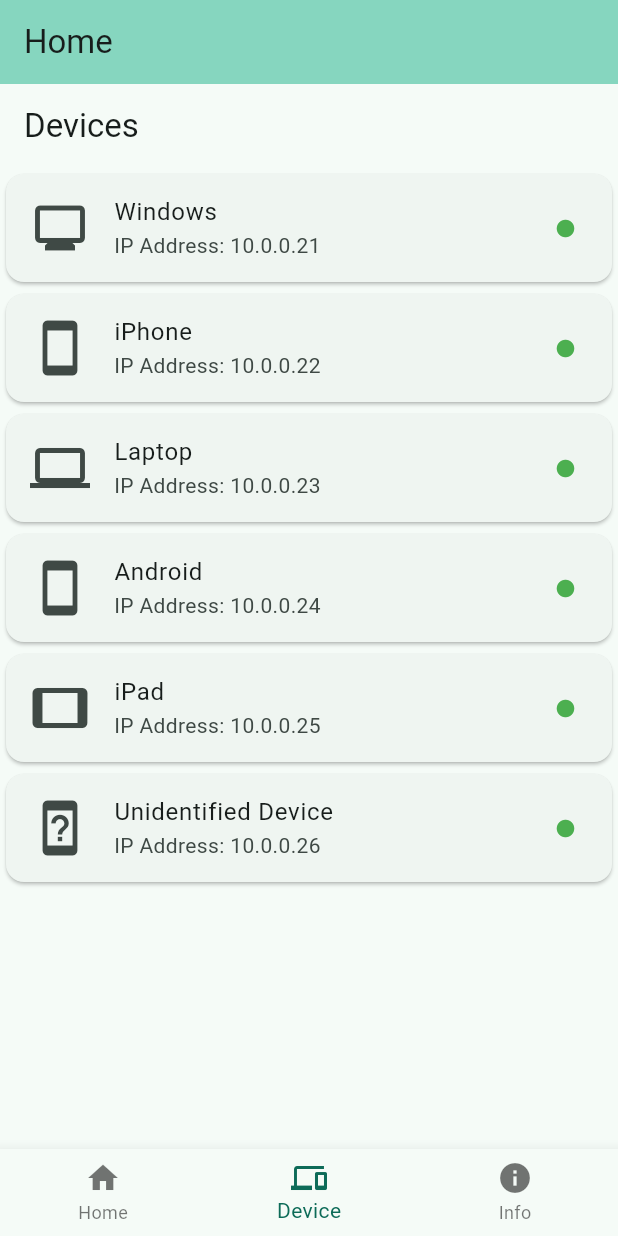
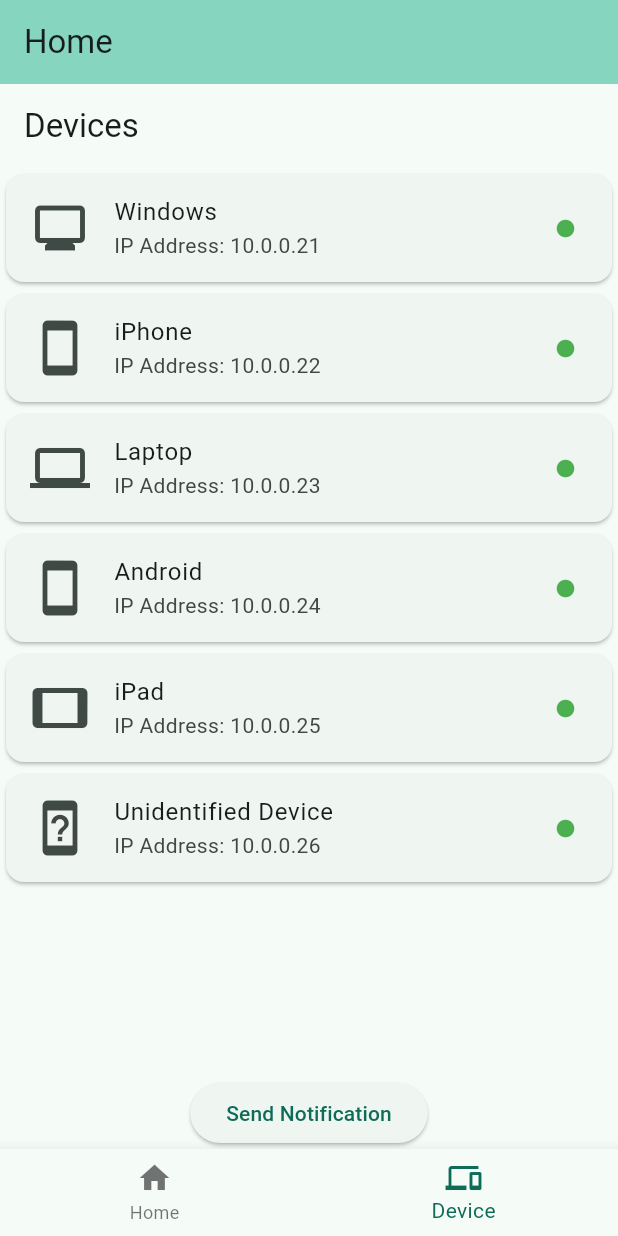
Before and after one commit to Senior-Project-Wi-Eye/wieye_app, a Flutter app: the HomeScreen screen opened directly, item 2 of the bottom bar chosen, on a phone screen of 412 x 824 dp. Run offline on Flutter 3.47's test engine with Material 3 defaults, Android fonts, the phone set to English and light mode, and no system bars; our stand-ins replace flutter_local_notifications.

Commit message:
Reorg app screen, added notification(in progess), change xml,yaml files
added device_screen.dart
added home_screen.dart
added noti_service.dart
added android_logo.png

```diff
--- /dev/null
+++ b/lib/device_screen.dart
@@ -0,0 +1,62 @@
+import 'package:flutter/material.dart';
+
+// Show user their devices and it's information
+class DeviceScreen extends StatelessWidget {
+  const DeviceScreen({super.key});
+
+  // List of decives on network
+  final List<Map<String, String>> devices = const [
+    {"name": "Windows", "type": "monitor", "ip": "10.0.0.21"},
+    {"name": "iPhone", "type": "smartphone", "ip": "10.0.0.22"},
+    {"name": "Laptop", "type": "laptop", "ip": "10.0.0.23"},
+    {"name": "Android", "type": "smartphone", "ip": "10.0.0.24"},
+    {"name": "iPad", "type": "tablet", "ip": "10.0.0.25"},
+    {"name": "Unidentified Device", "type": "unknown", "ip": "10.0.0.26"},
+  ];
+
+  // Assign icons to devices
+  IconData getDeviceIcon(String type) {
+    switch (type) {
+      case "smartphone":
+        return Icons.smartphone;
+      case "monitor":
+        return Icons.monitor;
+      case "laptop":
+        return Icons.laptop;
+      case "tablet":
+        return Icons.tablet;
+      case "unknown":
+        return Icons.device_unknown;
+      default:
+        return Icons.devices;
+    }
+  }
+
+  @override
+  Widget build(BuildContext context) {
+    return Scaffold(
+      appBar: AppBar(title: const Text("Devices")),
+      body: Column(
+        children: [
+          // Device List
+          Expanded(
+            child: ListView.builder(
+              itemCount: devices.length,
+              itemBuilder: (context, index) {
+                var device = devices[index];
+                return Card(
+                  child: ListTile(
+                    leading: Icon(getDeviceIcon(device["type"]!), size: 40),
+                    title: Text(device["name"]!),
+                    subtitle: Text("IP Address: ${device["ip"]}"),
+                    trailing: const Icon(Icons.circle, color: Colors.green, size: 14),
+                  ),
+                );
+              },
+            ),
+          ),
+        ],
+      ),
+    );
+  }
+}
--- /dev/null
+++ b/lib/home_screen.dart
@@ -0,0 +1,77 @@
+import 'package:flutter/material.dart';
+import 'noti_service.dart';
+import 'device_screen.dart';
+
+class HomeScreen extends StatefulWidget {
+  const HomeScreen({super.key, required this.title});
+  final String title;
+
+  @override
+  State<HomeScreen> createState() => _HomeScreenState();
+}
+
+class _HomeScreenState extends State<HomeScreen> {
+  int _selectedIndex = 0;
+
+  void _onItemTapped(int index) {
+    setState(() {
+      _selectedIndex = index;
+    });
+  }
+
+  // List of screen
+  static final List<Widget> _screens = <Widget>[
+    const Center(child: Text('Home Screen')),
+    const DeviceScreen(),
+  ];
+
+  @override
+  Widget build(BuildContext context) {
+    return Scaffold(
+      appBar: AppBar(
+        backgroundColor: Theme.of(context).colorScheme.inversePrimary,
+        title: Text(widget.title),
+      ),
+      body: Center(
+        child: Column(
+          mainAxisAlignment: MainAxisAlignment.center,
+          children: [
+            // Wrap the screen in Expanded to take up available space
+            Expanded(
+              child: _screens[_selectedIndex], // Your existing screen widget
+            ),
+            ElevatedButton(
+              onPressed: () async {
+                // Wait for initialization to complete before showing notification
+                if (NotiService().isInitialized) {
+                  await NotiService().showNotification(
+                    title: "Wi-Eye",
+                    body: "Body",
+                  );
+                } else {
+                  print("Notification plugin not initialized yet!");
+                }
+              },
+              child: const Text("Send Notification"),
+            ),
+          ],
+        ),
+      ),
+      bottomNavigationBar: BottomNavigationBar(
+        currentIndex: _selectedIndex,
+        onTap: _onItemTapped,
+        items: const [
+          BottomNavigationBarItem(
+            icon: Icon(Icons.home),
+            label: 'Home',
+          ),
+          BottomNavigationBarItem(
+            icon: Icon(Icons.devices),
+            label: 'Device',
+          ),
+        ],
+      ),
+    );
+  }
+
+}
--- a/lib/login_screen.dart
+++ b/lib/login_screen.dart
@@ -1,7 +1,7 @@
 import 'package:flutter/material.dart';
 import 'package:http/http.dart' as http;
 import 'dart:convert';
-import 'main.dart';
+import 'home_screen.dart';
 
 class LoginScreen extends StatefulWidget {
   const LoginScreen({super.key});
--- a/lib/main.dart
+++ b/lib/main.dart
@@ -1,7 +1,13 @@
 import 'package:flutter/material.dart';
+import 'noti_service.dart';
 import 'login_screen.dart';
+import 'home_screen.dart';
 
-void main() {
+void main() async {
+  WidgetsFlutterBinding.ensureInitialized();
+
+  NotiService().intiNotification();
+
   runApp(const WieyeApp());
 }
 
@@ -15,142 +21,8 @@ class WieyeApp extends StatelessWidget {
         colorScheme: ColorScheme.fromSeed(seedColor: Colors.tealAccent),
       ),
       debugShowCheckedModeBanner: false,
-      home: LoginScreen(),
+      home: HomeScreen(title: "Home"),
+      //home: LoginScreen(), // testing notifications
     );
   }
 }
-
-class HomeScreen extends StatefulWidget {
-  const HomeScreen({super.key, required this.title});
-  final String title;
-
-  @override
-  State<HomeScreen> createState() => _HomeScreenState();
-}
-
-class _HomeScreenState extends State<HomeScreen> {
-
-  int _selectedIndex = 0;
-
-  void _onItemTapped(int index) {
-    setState(() {
-      _selectedIndex = index;
-    });
-  }
-
-  // List of screen
-  static final List<Widget> _screens = <Widget>[
-    const Center(child: Text('Home Screen')),
-    const DeviceScreen(),
-    const InfoScreen(),
-  ];
-
-  // Navigation Bar: How app move bettween screen
-  @override
-  Widget build(BuildContext context) {
-    return Scaffold(
-      appBar: AppBar(
-        backgroundColor: Theme.of(context).colorScheme.inversePrimary,
-        title: Text(widget.title),
-      ),
-      body: Center(
-        child: _screens[_selectedIndex],
-      ),
-      bottomNavigationBar: BottomNavigationBar(
-        currentIndex: _selectedIndex,
-        onTap: _onItemTapped,
-        items: const [
-          BottomNavigationBarItem(
-            icon: Icon(Icons.home),
-            label: 'Home',
-          ),
-          BottomNavigationBarItem(
-            icon: Icon(Icons.devices),
-            label: 'Device',
-          ),
-          BottomNavigationBarItem(
-            icon: Icon(Icons.info),
-            label: 'Info',
-          ),
-        ],
-      ),
-    );
-  }
-}
-
-
-// Show user their devices and it's information
-class DeviceScreen extends StatelessWidget {
-  const DeviceScreen({super.key});
-
-  // List of decives on network
-  final List<Map<String, String>> devices = const [
-    {"name": "Windows", "type": "monitor", "ip": "10.0.0.21"},
-    {"name": "iPhone", "type": "smartphone", "ip": "10.0.0.22"},
-    {"name": "Laptop", "type": "laptop", "ip": "10.0.0.23"},
-    {"name": "Android", "type": "smartphone", "ip": "10.0.0.24"},
-    {"name": "iPad", "type": "tablet", "ip": "10.0.0.25"},
-    {"name": "Unidentified Device", "type": "unknown", "ip": "10.0.0.26"},
-  ];
-
-  // Assign icons to devices
-  IconData getDeviceIcon(String type) {
-    switch (type) {
-      case "smartphone":
-        return Icons.smartphone;
-      case "monitor":
-        return Icons.monitor;
-      case "laptop":
-        return Icons.laptop;
-      case "tablet":
-        return Icons.tablet;
-      case "unknown":
-        return Icons.device_unknown;
-      default:
-        return Icons.devices;
-    }
-  }
-
-  @override
-  Widget build(BuildContext context) {
-    return Scaffold(
-      appBar: AppBar(title: const Text("Devices")),
-      body: Column(
-        children: [
-          // Device List
-          Expanded(
-            child: ListView.builder(
-              itemCount: devices.length,
-              itemBuilder: (context, index) {
-                var device = devices[index];
-                return Card(
-                  child: ListTile(
-                    leading: Icon(getDeviceIcon(device["type"]!), size: 40),
-                    title: Text(device["name"]!),
-                    subtitle: Text("IP Address: ${device["ip"]}"),
-                    trailing: const Icon(Icons.circle, color: Colors.green, size: 14),
-                  ),
-                );
-              },
-            ),
-          ),
-        ],
-      ),
-    );
-  }
-}
-
-
-class InfoScreen extends StatelessWidget {
-  const InfoScreen({Key? key}) : super(key: key);
-
-  @override
-  Widget build(BuildContext context) {
-    return Scaffold(
-      appBar: AppBar(title: const Center(child: Text('Info'))),
-      body: const Center(
-        child: Text('This is the Info Screen'),
-      ),
-    );
-  }
-}
--- a/pubspec.yaml
+++ b/pubspec.yaml
@@ -37,7 +37,7 @@ dependencies:
   openid_client: ^0.4.6
   http: ^0.13.6
   url_launcher: ^6.3.1
-  flutter_local_notifications: ^16.1.0
+  flutter_local_notifications: ^18.0.1
 
 dev_dependencies:
   flutter_test:
```
Also changed, not shown: lib/noti_service.dart (added, +55 -0 lines), pubspec.lock, 4 other files.
